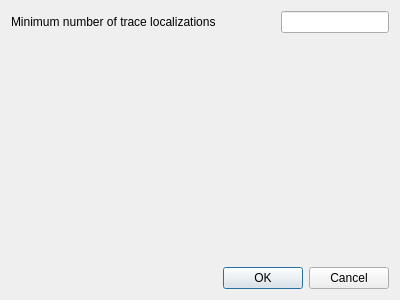
First picture: the form in pyminflux/ui/options.ui, repository bsse-scf/pyMINFLUX, before the edit.
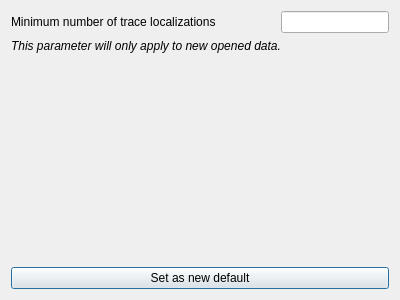
Second picture: the form after the edit.

Commit message: Implement data and plot updates on all filter changes.

Diff of the .ui file:
```diff
--- a/pyminflux/ui/options.ui
+++ b/pyminflux/ui/options.ui
@@ -14,15 +14,37 @@
    <string>Dialog</string>
   </property>
   <layout class="QGridLayout" name="gridLayout">
+   <item row="3" column="0">
+    <widget class="QPushButton" name="pbSetDefault">
+     <property name="text">
+      <string>Set as new default</string>
+     </property>
+    </widget>
+   </item>
+   <item row="1" column="0">
+    <widget class="QLabel" name="lbInfo">
+     <property name="font">
+      <font>
+       <italic>true</italic>
+      </font>
+     </property>
+     <property name="text">
+      <string>This parameter will only apply to new opened data.</string>
+     </property>
+    </widget>
+   </item>
    <item row="2" column="0">
-    <widget class="QDialogButtonBox" name="buttonBox">
+    <spacer name="verticalSpacer">
      <property name="orientation">
-      <enum>Qt::Horizontal</enum>
+      <enum>Qt::Vertical</enum>
      </property>
-     <property name="standardButtons">
-      <set>QDialogButtonBox::Cancel|QDialogButtonBox::Ok</set>
+     <property name="sizeHint" stdset="0">
+      <size>
+       <width>20</width>
+       <height>40</height>
+      </size>
      </property>
-    </widget>
+    </spacer>
    </item>
    <item row="0" column="0">
     <layout class="QHBoxLayout" name="horizontalLayout">
@@ -51,19 +73,6 @@
      </item>
     </layout>
    </item>
-   <item row="1" column="0">
-    <spacer name="verticalSpacer">
-     <property name="orientation">
-      <enum>Qt::Vertical</enum>
-     </property>
-     <property name="sizeHint" stdset="0">
-      <size>
-       <width>20</width>
-       <height>40</height>
-      </size>
-     </property>
-    </spacer>
-   </item>
   </layout>
  </widget>
  <resources/>
```
Left out of the diff: 39 changed lines with no effect on the pictures. The commit also changes 9 other files.
